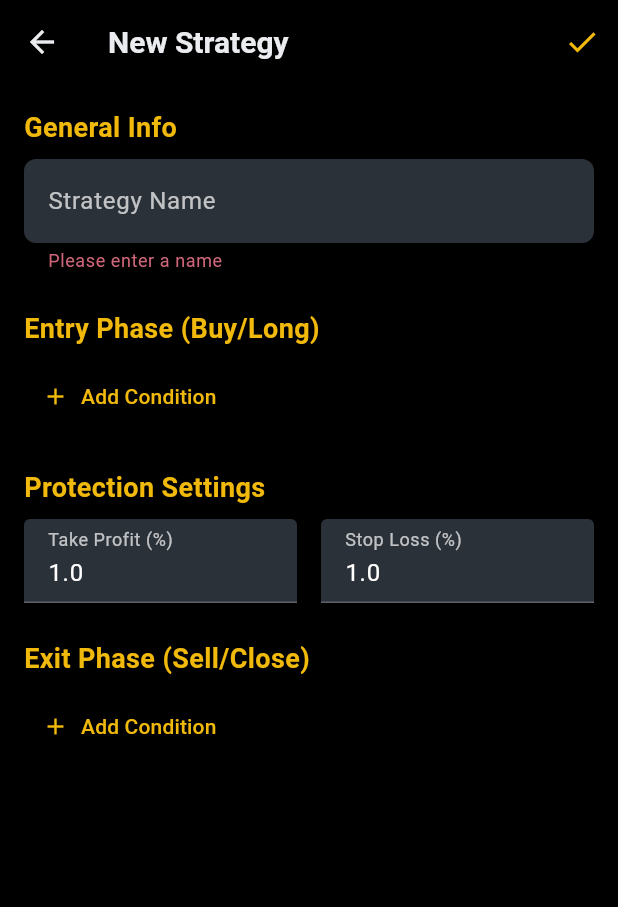
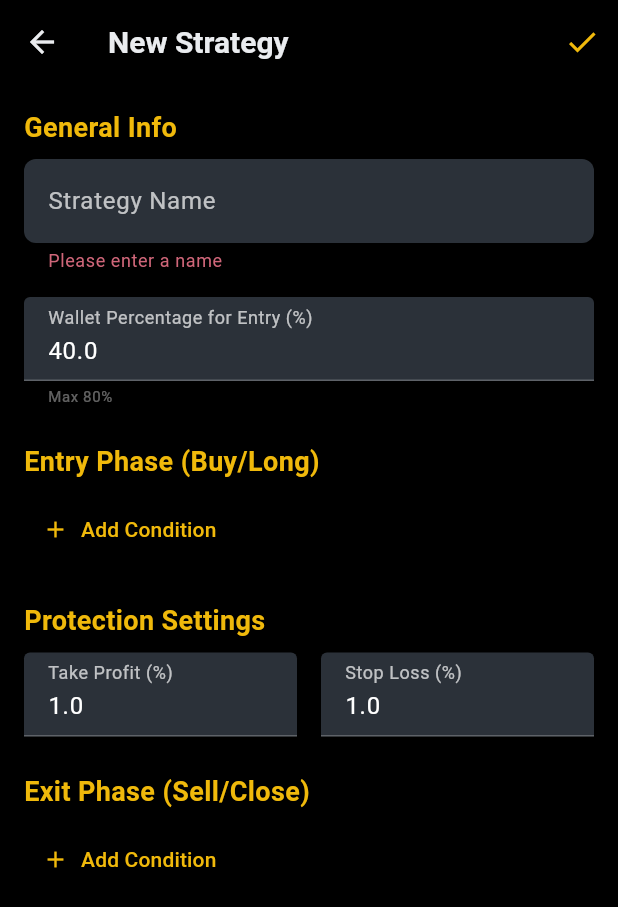
Before and after one commit to fshangala/tradetool, a Flutter app: the StrategyEditView screen opened directly, after a tap on the "check" icon, on a phone screen of 412 x 824 dp. Shown: the top 907 px of the screen. Run offline on Flutter 3.47's test engine with Material 3 defaults, Android fonts, the phone set to English and light mode, and no system bars; our stand-ins replace logger, shared_preferences; missing offline and left inert: k_chart_plus; accounts and stored records are empty; network calls fail.

Commit message:
feat: add customizable wallet percentage support for strategies (max 80%)

```diff
--- a/lib/models/strategy.dart
+++ b/lib/models/strategy.dart
@@ -107,6 +107,7 @@ class ProtectionSettings {
 class Strategy {
   final String id;
   final String name;
+  final double walletPercentage; // 1 to 80
   final StrategyPhase entryPhase;
   final ProtectionSettings protectionPhase;
   final StrategyPhase exitPhase;
@@ -114,6 +115,7 @@ class Strategy {
   Strategy({
     required this.id,
     required this.name,
+    this.walletPercentage = 40.0,
     required this.entryPhase,
     required this.protectionPhase,
     required this.exitPhase,
@@ -123,6 +125,7 @@ class Strategy {
     return Strategy(
       id: json['id'],
       name: json['name'],
+      walletPercentage: (json['walletPercentage'] as num?)?.toDouble() ?? 40.0,
       entryPhase: StrategyPhase.fromJson(json['entryPhase']),
       protectionPhase: ProtectionSettings.fromJson(json['protectionPhase']),
       exitPhase: StrategyPhase.fromJson(json['exitPhase']),
@@ -133,6 +136,7 @@ class Strategy {
     return {
       'id': id,
       'name': name,
+      'walletPercentage': walletPercentage,
       'entryPhase': entryPhase.toJson(),
       'protectionPhase': protectionPhase.toJson(),
       'exitPhase': exitPhase.toJson(),
--- a/lib/viewmodels/dashboard_viewmodel.dart
+++ b/lib/viewmodels/dashboard_viewmodel.dart
@@ -385,7 +385,7 @@ class DashboardViewModel extends ChangeNotifier {
     if (_evaluatePhase(strategy.entryPhase, _datas)) {
       logger.i('Entry conditions met for $symbol using ${strategy.name}');
       // For MVP, always Long. In a real app, Strategy should define side.
-      await placeMarketOrder('BUY');
+      await placeMarketOrder('BUY', percent: strategy.walletPercentage / 100);
       _activeStrategyPhases[symbol] = 'protection';
       notifyListeners();
     }
@@ -542,11 +542,11 @@ class DashboardViewModel extends ChangeNotifier {
     await _init();
   }
 
-  Future<void> placeMarketOrder(String side) async {
+  Future<void> placeMarketOrder(String side, {double percent = 0.4}) async {
     if (_datas.isEmpty) return;
 
     final currentPrice = _datas.last.close;
-    final marginToUse = _availableBalance * 0.4;
+    final marginToUse = _availableBalance * percent;
     final quantity = marginToUse / currentPrice;
 
     // Simple rounding for quantity (e.g., BTCUSDT usually supports 3 decimals)
--- a/lib/views/strategy_edit_view.dart
+++ b/lib/views/strategy_edit_view.dart
@@ -19,6 +19,7 @@ class _StrategyEditViewState extends State<StrategyEditView> {
   late TextEditingController _nameController;
   late List<Condition> _entryConditions;
   late List<Condition> _exitConditions;
+  late double _walletPercentage;
   late double _takeProfit;
   late double _stopLoss;
 
@@ -30,6 +31,7 @@ class _StrategyEditViewState extends State<StrategyEditView> {
     _nameController = TextEditingController(text: s?.name ?? '');
     _entryConditions = List.from(s?.entryPhase.conditions ?? []);
     _exitConditions = List.from(s?.exitPhase.conditions ?? []);
+    _walletPercentage = s?.walletPercentage ?? 40.0;
     _takeProfit = s?.protectionPhase.takeProfitPercentage ?? 1.0;
     _stopLoss = s?.protectionPhase.stopLossPercentage ?? 1.0;
   }
@@ -52,6 +54,7 @@ class _StrategyEditViewState extends State<StrategyEditView> {
       final strategy = Strategy(
         id: _id,
         name: _nameController.text,
+        walletPercentage: _walletPercentage,
         entryPhase: StrategyPhase(conditions: _entryConditions),
         protectionPhase: ProtectionSettings(
           takeProfitPercentage: _takeProfit,
@@ -99,6 +102,30 @@ class _StrategyEditViewState extends State<StrategyEditView> {
                 enabledBorder: UnderlineInputBorder(borderSide: BorderSide(color: Colors.white24)),
               ),
               validator: (value) => value == null || value.isEmpty ? 'Please enter a name' : null,
+            ),
+            const SizedBox(height: 16),
+            TextFormField(
+              initialValue: _walletPercentage.toString(),
+              style: const TextStyle(color: Colors.white),
+              keyboardType: const TextInputType.numberWithOptions(decimal: true),
+              decoration: const InputDecoration(
+                labelText: 'Wallet Percentage for Entry (%)',
+                labelStyle: TextStyle(color: Colors.white70),
+                enabledBorder: UnderlineInputBorder(borderSide: BorderSide(color: Colors.white24)),
+                helperText: 'Max 80%',
+                helperStyle: TextStyle(color: Colors.white38, fontSize: 10),
+              ),
+              onChanged: (val) {
+                final doubleValue = double.tryParse(val);
+                if (doubleValue != null) _walletPercentage = doubleValue;
+              },
+              validator: (value) {
+                if (value == null || value.isEmpty) return 'Required';
+                final val = double.tryParse(value);
+                if (val == null) return 'Invalid number';
+                if (val <= 0 || val > 80) return 'Must be between 1 and 80';
+                return null;
+              },
             ),
             const SizedBox(height: 24),
             _buildPhaseSection('Entry Phase (Buy/Long)', _entryConditions),
--- a/pubspec.yaml
+++ b/pubspec.yaml
@@ -43,6 +43,7 @@ dependencies:
   crypto: ^3.0.7
   intl: ^0.19.0
   uuid: ^4.5.3
+  flutter_launcher_icons: ^0.14.4
 
 dev_dependencies:
   flutter_test:
@@ -67,7 +68,8 @@ flutter:
   uses-material-design: true
 
   # To add assets to your application, add an assets section, like this:
-  # assets:
+  assets:
+    - assets/icon.png
   #   - images/a_dot_burr.jpeg
   #   - images/a_dot_ham.jpeg
 
```
Also changed, not shown: flutter_launcher_icons.yaml (added, +34 -0 lines), assets/icon.png (added), pubspec.lock, 2 other files.
